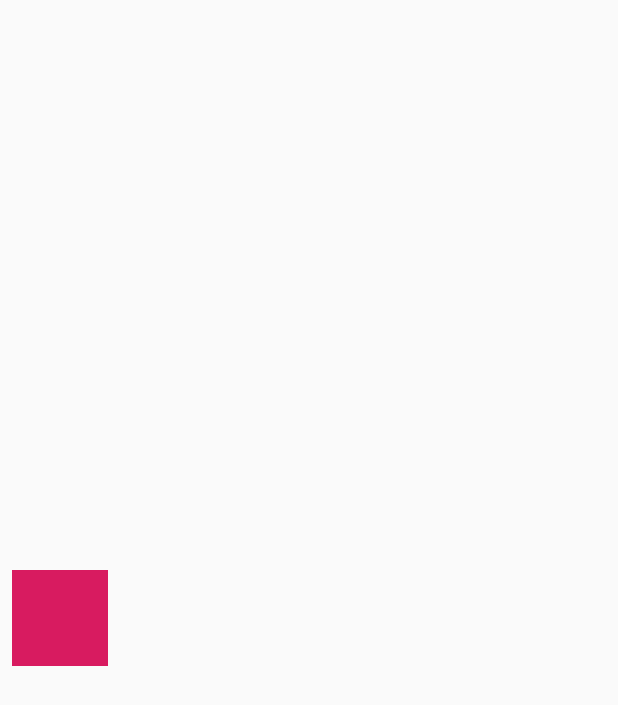
After one commit to zizouu/android_template, an Android app: the layout fragment_motion.xml on its own in the app's theme, with its tools: preview values and no code run, on a phone screen of 412 x 824 dp. The commit adds this screen. Shown: the top 705 px of the screen. Run offline under Robolectric (Android 15) with nearby library versions, the phone set to English and light mode, and no system bars.

Commit message:
01. 모션 - 모션레이아웃 테스트

```diff
--- a/app/build.gradle
+++ b/app/build.gradle
@@ -7,7 +7,7 @@ apply plugin: 'kotlin-android-extensions'
 apply plugin: 'kotlin-kapt'
 
 android {
-    compileSdkVersion 29
+    compileSdkVersion rootProject.ext.compile_sdk_version
     defaultConfig {
         applicationId "com.zizou.template"
         minSdkVersion rootProject.ext.min_sdk_version
--- a/app/src/main/java/com/zizou/template/common/di/ViewBinderModule.kt
+++ b/app/src/main/java/com/zizou/template/common/di/ViewBinderModule.kt
@@ -3,6 +3,7 @@ package com.zizou.template.common.di
 import com.zizou.template.launch.LaunchActivity
 import com.zizou.template.launch.SplashActivity
 import com.zizou.template.main.view.MainActivity
+import com.zizou.template.motion.view.MotionFragment
 import com.zizou.template.template.view.TemplateFragment
 import com.zizou.template.templates.view.TemplatesFragment
 import dagger.Module
@@ -24,4 +25,7 @@ abstract class ViewBinderModule {
 
     @ContributesAndroidInjector
     abstract fun bindTemplatesFragment(): TemplatesFragment
+
+    @ContributesAndroidInjector
+    abstract fun bindMotionFragment(): MotionFragment
 }
--- a/app/src/main/java/com/zizou/template/main/view/listener/OnRequestView.kt
+++ b/app/src/main/java/com/zizou/template/main/view/listener/OnRequestView.kt
@@ -3,4 +3,5 @@ package com.zizou.template.main.view.listener
 interface OnRequestView {
     fun showTemplates()
     fun showTemplate(index: Int)
+    fun showMotion()
 }
--- /dev/null
+++ b/app/src/main/res/layout/fragment_motion.xml
@@ -0,0 +1,16 @@
+<?xml version="1.0" encoding="utf-8"?>
+<androidx.constraintlayout.motion.widget.MotionLayout
+    xmlns:android="http://schemas.android.com/apk/res/android"
+    xmlns:app="http://schemas.android.com/apk/res-auto"
+    xmlns:tools="http://schemas.android.com/tools"
+    android:layout_width="match_parent"
+    android:layout_height="match_parent"
+    app:layoutDescription="@xml/scene_01"
+    tools:showPaths="true">
+    <View
+        android:id="@+id/button"
+        android:layout_width="64dp"
+        android:layout_height="64dp"
+        android:background="@color/colorAccent"
+        android:text="Button"/>
+</androidx.constraintlayout.motion.widget.MotionLayout>
--- /dev/null
+++ b/app/src/main/res/xml/scene_01.xml
@@ -0,0 +1,44 @@
+<?xml version="1.0" encoding="utf-8"?>
+<MotionScene xmlns:android="http://schemas.android.com/apk/res/android"
+    xmlns:motion="http://schemas.android.com/apk/res-auto">
+    <Transition
+        motion:constraintSetStart="@+id/start"
+        motion:constraintSetEnd="@+id/end"
+        motion:duration="1000">
+        <OnSwipe
+            motion:touchAnchorId="@+id/button"
+            motion:touchAnchorSide="right"
+            motion:dragDirection="dragRight" />
+    </Transition>
+
+    <ConstraintSet android:id="@+id/start">
+        <Constraint
+            android:id="@+id/button"
+            android:layout_width="64dp"
+            android:layout_height="64dp"
+            android:layout_marginStart="8dp"
+            motion:layout_constraintBottom_toBottomOf="parent"
+            motion:layout_constraintStart_toStartOf="parent"
+            motion:layout_constraintTop_toTopOf="parent">
+            <CustomAttribute
+                motion:attributeName="backgroundColor"
+                motion:customColorValue="#D81B60" />
+        </Constraint>
+    </ConstraintSet>
+
+    <ConstraintSet android:id="@+id/end">
+        <Constraint
+            android:id="@+id/button"
+            android:layout_width="64dp"
+            android:layout_height="64dp"
+            android:layout_marginEnd="8dp"
+            motion:layout_constraintBottom_toBottomOf="parent"
+            motion:layout_constraintEnd_toEndOf="parent"
+            motion:layout_constraintTop_toTopOf="parent">
+            <CustomAttribute
+                motion:attributeName="backgroundColor"
+                motion:customColorValue="#9999FF" />
+        </Constraint>
+    </ConstraintSet>
+
+</MotionScene>
--- a/dependencies.gradle
+++ b/dependencies.gradle
@@ -4,14 +4,14 @@ ext {
     kotlin_plugin_version = '1.3.41'
 
     // sdk
-    compile_sdk_version = 28
-    target_sdk_version = 28
+    compile_sdk_version = 29
+    target_sdk_version = 29
     min_sdk_version = 24
 
     // androidx
     appcompat_version = '1.1.0'
     core_ktx_version = '1.2.0'
-    constraint_layout_version = '1.1.3'
+    constraint_layout_version = '2.0.0-beta4'
     cardview_version = '1.0.0'
     preference_version = '1.1.0'
     lifecycle_version = '2.2.0'
```
Also changed, not shown: app/src/main/java/com/zizou/template/common/di/ViewModelFactoryModule.kt (+7 -0 lines), app/src/main/java/com/zizou/template/main/view/MainActivity.kt (+7 -1 lines), app/src/main/java/com/zizou/template/motion/view/MotionFragment.kt (added, +55 -0 lines), app/src/main/java/com/zizou/template/motion/viewmodel/MotionViewModel.kt (added, +8 -0 lines), app/src/main/java/com/zizou/template/motion/viewmodel/MotionViewModelFactory.kt (added, +13 -0 lines).
